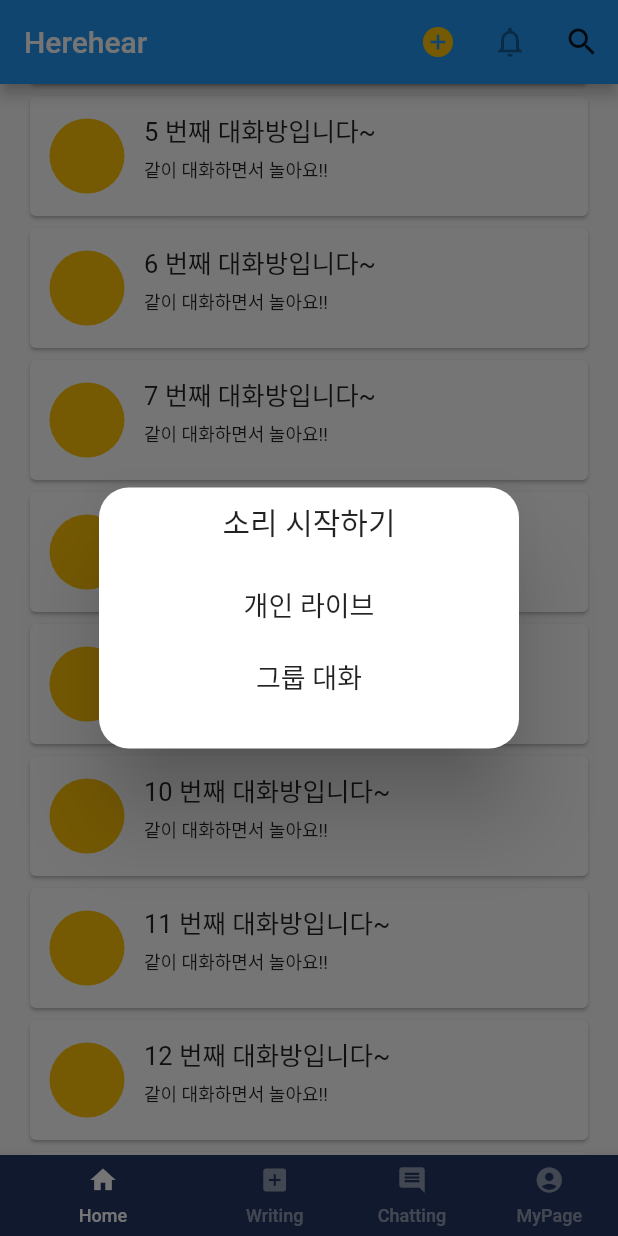
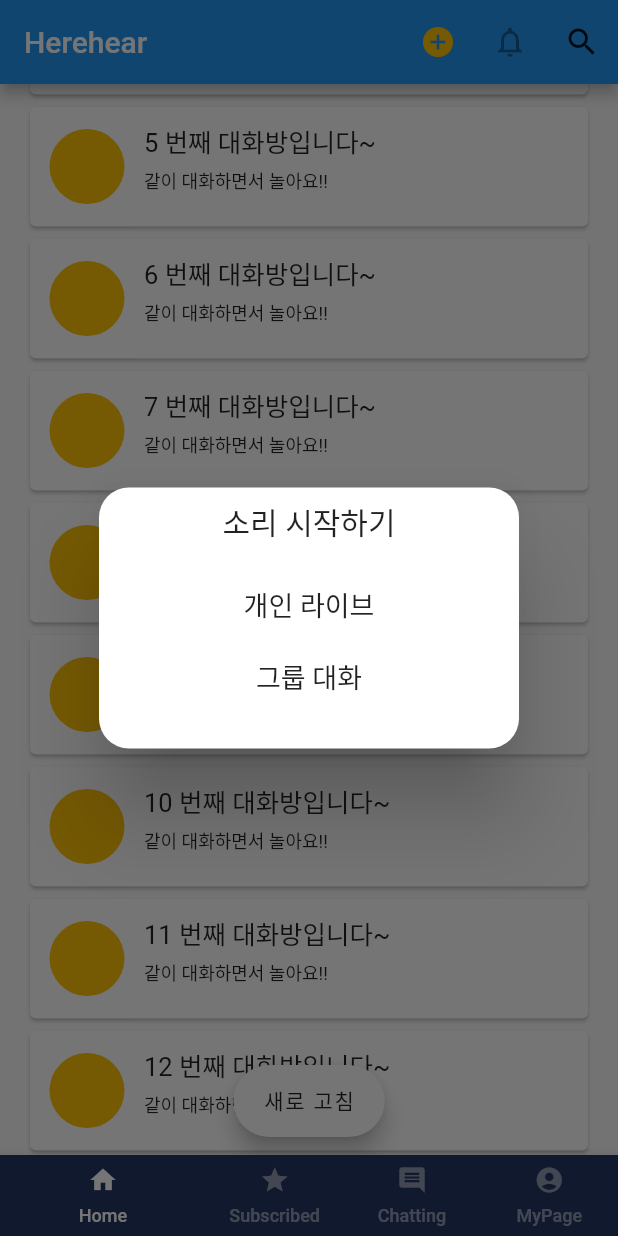
Before and after one commit to coolgogi/hereNhear, a Flutter app: the screen it shows after launch, scrolled down 576 dp, after a tap on the "add circle" icon, on a phone screen of 412 x 824 dp. Run offline on Flutter 3.47's test engine with Material 2 defaults, Android fonts, the phone set to English and light mode, and no system bars; our stand-ins replace cloud_firestore, firebase_auth, firebase_core, firebase_storage, get, google_sign_in; missing offline and left inert: comment_box, flutter_pagewise; accounts and stored records are empty; network calls fail; statements that could not run were skipped.

Commit message:
pages basic layout

```diff
--- /dev/null
+++ b/herehear/lib/classification.dart
@@ -0,0 +1,189 @@
+import 'package:flutter/material.dart';
+import 'package:get/get.dart';
+
+import 'createRoom.dart';
+import 'help/search.dart';
+
+class ClassificationPage extends StatelessWidget {
+
+  @override
+  Widget build(BuildContext context) {
+    return Scaffold(
+      appBar: AppBar(
+        title: Text('탐색'),
+        actions: <Widget>[
+          IconButton(
+              onPressed: _showMyDialog,
+              color: Colors.amber,
+              icon: Icon(Icons.add_circle)),
+          IconButton(
+              onPressed: null,
+              color: Colors.black87,
+              icon: Icon(Icons.notifications_none_outlined)),
+          IconButton(
+            icon: Icon(
+              Icons.search,
+              color: Colors.black87,
+            ),
+            onPressed: () {
+              showSearch(
+                context: context,
+                delegate:
+                PostSearchDelegate(),
+              );
+            },
+          ),
+        ],
+      ),
+      body: ListView(
+        padding: EdgeInsets.fromLTRB(16.0, 16.0, 16.0, 16.0),
+        children: <Widget>[
+          Row(
+            children: <Widget>[
+              Text(
+                'TOP 라이브',
+                style: TextStyle(fontSize: 20),
+              ),
+              Expanded(child: Container()),
+              TextButton(
+                  onPressed: null,
+                  child: Row(
+                    children: <Widget>[
+                      Text(
+                          '더보기'
+                      ),
+                      Icon(Icons.chevron_right),
+                    ],
+                  )
+              )
+            ],
+          ),
+          Padding(
+            padding: const EdgeInsets.only(top: 8.0, bottom: 18.0),
+            child: Container(
+              height: 100.0,
+              child: ListView(
+                  scrollDirection: Axis.horizontal,
+                  children: List.generate(10, (int index) {
+                    return Card(
+                        child: Container(
+                          width: 110.0,
+                          height: 80.0,
+                          child: Center(child: Text("${index+1} 라이브")),
+                        )
+                    );
+                  })
+              ),
+            ),
+          ),
+          Row(
+            children: <Widget>[
+              Text(
+                '추천 테마',
+                style: TextStyle(fontSize: 20),
+              ),
+              Expanded(child: Container()),
+              TextButton(
+                  onPressed: null,
+                  child: Text(
+                      '편집'
+                  )
+              )
+            ],
+          ),
+          Padding(
+            padding: const EdgeInsets.only(top: 8.0, bottom: 18.0),
+            child: Container(
+              height: 35.0,
+              child: ListView(
+                  scrollDirection: Axis.horizontal,
+                  children: List.generate(10, (int index) {
+                    return Padding(
+                      padding: const EdgeInsets.only(left: 8.0),
+                      child: TextButton(
+                          child: Text('카테고리 ${index+1}'),
+                          style: ButtonStyle(
+                            shape: MaterialStateProperty.all<RoundedRectangleBorder>(
+                                RoundedRectangleBorder(
+                                  borderRadius: BorderRadius.circular(18.0),
+                                  side: BorderSide(color: Colors.red),
+                                )
+                            )
+                          ),
+                          onPressed: null,
+                      ),
+                    );
+                  })
+              ),
+            ),
+          ),
+          Text(
+            '카테고리',
+            style: TextStyle(fontSize: 20),
+          ),
+          Padding(
+            padding: const EdgeInsets.only(top: 8.0, bottom: 18.0),
+            child: Column(
+              children: List.generate(15, (int index) {
+                return Container(
+                  // width: MediaQuery.of(context).size.width,
+                  height: 80.0,
+                  child: Row(
+                    children: <Widget>[
+                      Padding(
+                        padding: const EdgeInsets.only(left: 13.0, right: 13.0),
+                        child: Container(
+                          width: 70.0,
+                          height: 70.0,
+                          decoration: BoxDecoration(
+                            color: Colors.grey,
+                          ),
+                        ),
+                      ),
+                      Padding(
+                        padding: const EdgeInsets.only(top: 10.0),
+                        child: Column(
+                          crossAxisAlignment: CrossAxisAlignment.start,
+                          children: <Widget>[
+                            Text(
+                              '${index+1} 번째 카테고리',
+                              style: TextStyle(fontSize: 17),),
+                            SizedBox(height: 5,),
+                            Text(
+                              '같이 대화하면서 놀아요!!',
+                              style: TextStyle(fontSize: 12),)
+                          ],
+                        ),
+                      )
+                    ],
+                  ),
+                );
+              }),
+            ),
+          ),
+        ],
+      ),
+    );
+  }
+
+
+  Future<void> _showMyDialog() async {
+    return Get.defaultDialog(
+      title: '소리 시작하기',
+      content: SingleChildScrollView(
+        child: Column(
+          children: <Widget>[
+            TextButton(
+              child: Text('개인 라이브', style: TextStyle(fontSize: 18, color: Colors.black87),),
+              onPressed: () => Get.off(CreateRoomPage()),
+            ),
+            TextButton(
+              child: Text('그룹 대화', style: TextStyle(fontSize: 18, color: Colors.black87),),
+              onPressed: () => Get.off(CreateRoomPage()),
+            ),
+          ],
+        ),
+      ),
+    );
+  }
+}
--- a/herehear/lib/home/newhome.dart
+++ b/herehear/lib/home/newhome.dart
@@ -4,9 +4,9 @@
 import 'package:herehear/help/search.dart';
 
 class HomePage extends StatelessWidget {
-  String uid;
-
-  HomePage({this.uid});
+  // String uid;
+  //
+  // HomePage({this.uid});
 
   @override
   Widget build(BuildContext context) {
@@ -47,7 +47,7 @@
             ],
           ),
           Text(
-            'Live',
+            '실시간 소리',
             style: TextStyle(fontSize: 20),
           ),
           Padding(
@@ -117,6 +117,12 @@
           ),
         ],
       ),
+      floatingActionButtonLocation: FloatingActionButtonLocation.miniCenterFloat,
+      floatingActionButton: FloatingActionButton.extended(
+        onPressed: null, //사용자 위치 기반으로 데이터 다시 불러오기 및 새로고침
+        label: Text('새로 고침', style: TextStyle(color: Colors.black87,),),
+        backgroundColor: Colors.white,
+      ),
     );
   }
 
--- a/herehear/lib/main.dart
+++ b/herehear/lib/main.dart
@@ -3,6 +3,8 @@
 import 'package:flutter/material.dart';
 import 'package:get/get.dart';
 import 'package:herehear/chatting/chatList.dart';
+import 'package:herehear/classification.dart';
+import 'package:herehear/savedChannel.dart';
 import 'home/home.dart';
 import 'home/newhome.dart';
 import 'myPage/mypage.dart';
@@ -65,11 +67,12 @@
   var tabIndex = 0.obs;
 
   void changeTabIndex(int index) {
-    if (index == 1) {
-      Get.toNamed('/upload');
-    } else {
-      tabIndex.value = index;
-    }
+    // if (index == 1) {
+    //   Get.toNamed('/upload');
+    // } else {
+    //   tabIndex.value = index;
+    // }
+    tabIndex.value = index;
   }
 
   @override
@@ -123,11 +126,11 @@
                 icon: Container(
                   margin: EdgeInsets.only(bottom: 7),
                   child: Icon(
-                    Icons.add_box_rounded,
+                    Icons.star,
                     size: 20.0,
                   ),
                 ),
-                label: 'Writing',
+                label: 'Subscribed',
                 backgroundColor: Color.fromRGBO(36, 54, 101, 1.0),
               ),
               BottomNavigationBarItem(
@@ -169,8 +172,9 @@
             index: landingPageController.tabIndex.value,
             children: [
               HomePage(),
-              Container(),
-              chatList(),
+              SavedChannelPage(),
+              ClassificationPage(),
+              // chatList(),
               myPage(),
             ],
           )),
--- /dev/null
+++ b/herehear/lib/savedChannel.dart
@@ -0,0 +1,218 @@
+import 'package:flutter/material.dart';
+import 'package:get/get.dart';
+import 'package:herehear/createRoom.dart';
+import 'package:herehear/help/search.dart';
+
+class SavedChannelPage extends StatelessWidget {
+  // String uid;
+  //
+  // SavedChannelPage({this.uid});
+
+  @override
+  Widget build(BuildContext context) {
+    return Scaffold(
+      appBar: AppBar(
+        title: Text('Subscribed'),
+        actions: <Widget>[
+          IconButton(
+              onPressed: _showMyDialog,
+              color: Colors.amber,
+              icon: Icon(Icons.add_circle)),
+          IconButton(
+              onPressed: null,
+              color: Colors.black87,
+              icon: Icon(Icons.notifications_none_outlined)),
+          IconButton(
+            icon: Icon(
+              Icons.search,
+              color: Colors.black87,
+            ),
+            onPressed: () {
+              showSearch(
+                context: context,
+                delegate:
+                PostSearchDelegate(),
+              );
+            },
+          ),
+        ],
+      ),
+      body: ListView(
+        padding: EdgeInsets.fromLTRB(16.0, 16.0, 16.0, 16.0),
+        children: <Widget>[
+          Text(
+            '팔로잉 라이브',
+            style: TextStyle(fontSize: 20),
+          ),
+          Padding(
+            padding: const EdgeInsets.only(top: 8.0, bottom: 18.0),
+            child: Container(
+              height: 100.0,
+              child: ListView(
+                  scrollDirection: Axis.horizontal,
+                  children: List.generate(10, (int index) {
+                    return Card(
+                        child: Container(
+                          width: 110.0,
+                          height: 80.0,
+                          child: Center(child: Text("${index + 1} 라이브")),
+                        )
+                    );
+                  })
+              ),
+            ),
+          ),
+          Text(
+            '팔로우 중인 카테고리',
+            style: TextStyle(fontSize: 20),
+          ),
+          Padding(
+            padding: const EdgeInsets.only(top: 8.0, bottom: 18.0),
+            child: Container(
+              height: 35.0,
+              child: ListView(
+                  scrollDirection: Axis.horizontal,
+                  children: List.generate(3, (int index) {
+                    return Padding(
+                      padding: const EdgeInsets.only(left: 8.0),
+                      child: TextButton(
+                        child: Text('카테고리 ${index+1}'),
+                        style: ButtonStyle(
+                            shape: MaterialStateProperty.all<RoundedRectangleBorder>(
+                                RoundedRectangleBorder(
+                                  borderRadius: BorderRadius.circular(18.0),
+                                  side: BorderSide(color: Colors.red),
+                                )
+                            )
+                        ),
+                        onPressed: null,
+                      ),
+                    );
+                  })
+              ),
+            ),
+          ),
+          Text(
+            'My Talk',
+            style: TextStyle(fontSize: 20),
+          ),
+          Padding(
+            padding: const EdgeInsets.only(top: 8.0, bottom: 18.0),
+            child: Column(
+              children: List.generate(15, (int index) {
+                return Card(
+                    child: Container(
+                      // width: MediaQuery.of(context).size.width,
+                      height: 80.0,
+                      child: Row(
+                        children: <Widget>[
+                          Padding(
+                            padding: const EdgeInsets.only(
+                                left: 13.0, right: 13.0),
+                            child: Container(
+                              width: 50.0,
+                              height: 50.0,
+                              decoration: BoxDecoration(
+                                color: Colors.amber,
+                                shape: BoxShape.circle,
+                              ),
+                            ),
+                          ),
+                          Padding(
+                            padding: const EdgeInsets.only(top: 10.0),
+                            child: Column(
+                              crossAxisAlignment: CrossAxisAlignment.start,
+                              children: <Widget>[
+                                Text(
+                                  '${index + 1} 번째 대화방입니다~',
+                                  style: TextStyle(fontSize: 17),),
+                                SizedBox(height: 5,),
+                                Text(
+                                  '같이 대화하면서 놀아요!!',
+                                  style: TextStyle(fontSize: 12),)
+                              ],
+                            ),
+                          )
+                        ],
+                      ),
+                    )
+                );
+              }),
+            ),
+          ),
+          Text(
+            'My Talk',
+            style: TextStyle(fontSize: 20),
+          ),
+          Padding(
+            padding: const EdgeInsets.only(top: 8.0, bottom: 18.0),
+            child: Column(
+              children: List.generate(15, (int index) {
+                return Card(
+                    child: Container(
+                      // width: MediaQuery.of(context).size.width,
+                      height: 80.0,
+                      child: Row(
+                        children: <Widget>[
+                          Padding(
+                            padding: const EdgeInsets.only(
+                                left: 13.0, right: 13.0),
+                            child: Container(
+                              width: 50.0,
+                              height: 50.0,
+                              decoration: BoxDecoration(
+                                color: Colors.amber,
+                                shape: BoxShape.circle,
+                              ),
+                            ),
+                          ),
+                          Padding(
+                            padding: const EdgeInsets.only(top: 10.0),
+                            child: Column(
+                              crossAxisAlignment: CrossAxisAlignment.start,
+                              children: <Widget>[
+                                Text(
+                                  '${index + 1} 번째 대화방입니다~',
+                                  style: TextStyle(fontSize: 17),),
+                                SizedBox(height: 5,),
+                                Text(
+                                  '같이 대화하면서 놀아요!!',
+                                  style: TextStyle(fontSize: 12),)
+                              ],
+                            ),
+                          )
+                        ],
+                      ),
+                    )
+                );
+              }),
+            ),
+          ),
+        ],
+      ),
+    );
+  }
+
+
+  Future<void> _showMyDialog() async {
+    return Get.defaultDialog(
+      title: '소리 시작하기',
+      content: SingleChildScrollView(
+        child: Column(
+          children: <Widget>[
+            TextButton(
+              child: Text('개인 라이브',
+                style: TextStyle(fontSize: 18, color: Colors.black87),),
+              onPressed: () => Get.off(CreateRoomPage()),
+            ),
+            TextButton(
+              child: Text('그룹 대화',
+                style: TextStyle(fontSize: 18, color: Colors.black87),),
+              onPressed: () => Get.off(CreateRoomPage()),
+            ),
+          ],
+        ),
+      ),
+    );
+  }
+}
```
